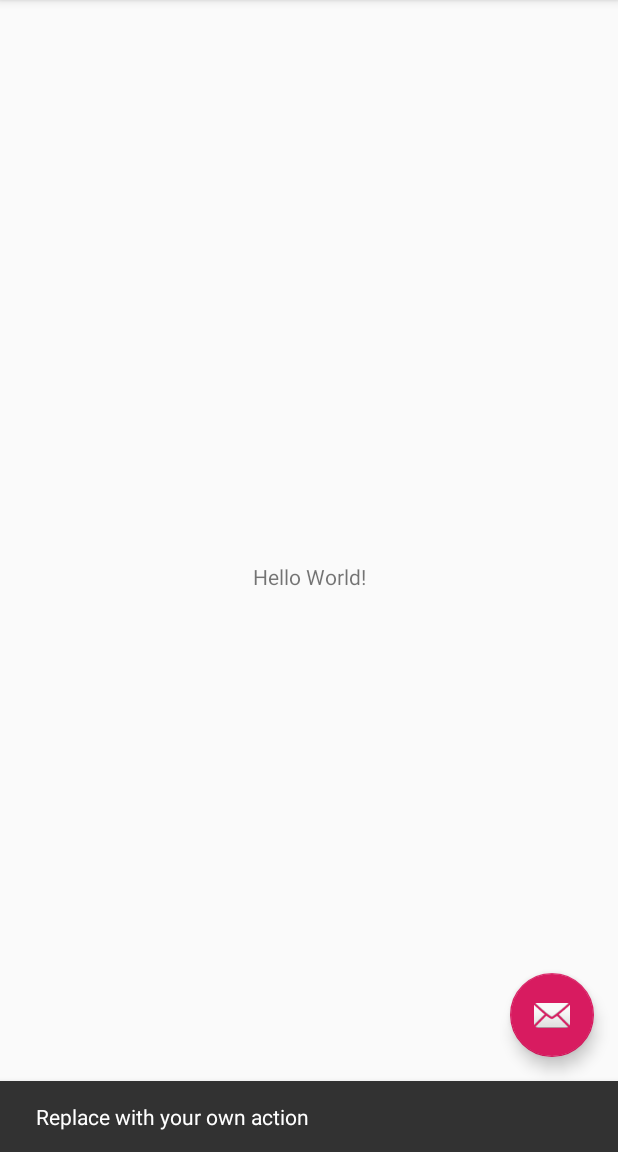
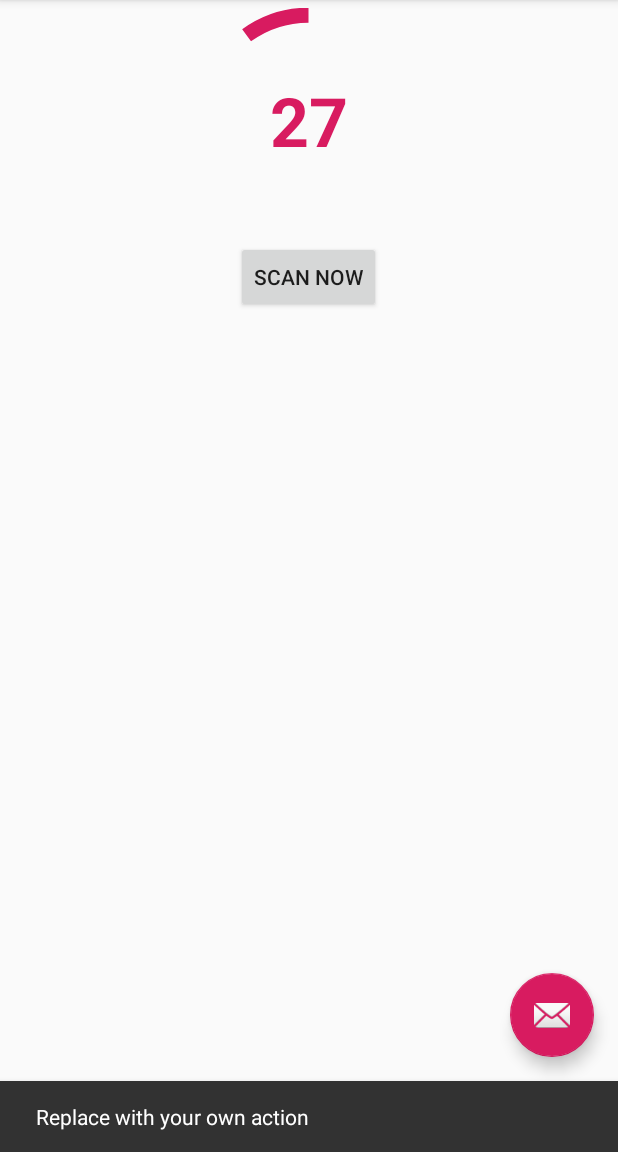
Before and after one commit to Tordesillas/IsThereAnyNetwork, an Android app: the screen it shows after launch (MainActivity), after a tap on an icon or button, on a phone screen of 412 x 824 dp, the part 84-1236 px from its top. Run offline under Robolectric (Android 15) with nearby library versions, the phone set to English and light mode, and no system bars; 1 other tap on this screen came first.

Commit message:
Create scan progression

```diff
--- a/androidapp/app/src/main/java/eu/miaounyan/isthereanynetwork/MainActivity.java
+++ b/androidapp/app/src/main/java/eu/miaounyan/isthereanynetwork/MainActivity.java
@@ -1,6 +1,7 @@
 package eu.miaounyan.isthereanynetwork;
 
 import android.os.Bundle;
+import android.os.CountDownTimer;
 import android.support.design.widget.FloatingActionButton;
 import android.support.design.widget.Snackbar;
 import android.support.v7.app.AppCompatActivity;
@@ -8,22 +9,47 @@ import android.support.v7.widget.Toolbar;
 import android.view.View;
 import android.view.Menu;
 import android.view.MenuItem;
+import android.widget.Button;
+import android.widget.ProgressBar;
+import android.widget.TextView;
 
 public class MainActivity extends AppCompatActivity {
+    private ProgressBar timeCountProgressBar;
+    private TextView timeCountTextView;
+    private final static int SCAN_TIME = 30;
+    private int remainingTime;
+    private CountDownTimer cdt;
+    private Button scanButton;
 
     @Override
     protected void onCreate(Bundle savedInstanceState) {
         super.onCreate(savedInstanceState);
         setContentView(R.layout.activity_main);
-        Toolbar toolbar = (Toolbar) findViewById(R.id.toolbar);
+        Toolbar toolbar = findViewById(R.id.toolbar);
         setSupportActionBar(toolbar);
 
-        FloatingActionButton fab = (FloatingActionButton) findViewById(R.id.fab);
+        FloatingActionButton fab = findViewById(R.id.fab);
         fab.setOnClickListener(new View.OnClickListener() {
             @Override
             public void onClick(View view) {
                 Snackbar.make(view, "Replace with your own action", Snackbar.LENGTH_LONG)
                         .setAction("Action", null).show();
+            }
+        });
+
+        View scrollView = findViewById(R.id.main_page);
+        timeCountTextView = scrollView.findViewById(R.id.timeCount);
+        timeCountProgressBar = scrollView.findViewById(R.id.timeCount_progress_bar);
+
+        timeCountProgressBar.setMax(SCAN_TIME);
+        timeCountProgressBar.setProgress(remainingTime);
+        timeCountTextView.setText(SCAN_TIME + "");
+
+        scanButton = findViewById(R.id.scan_button);
+        scanButton.setOnClickListener(new View.OnClickListener() {
+            @Override
+            public void onClick(View view) {
+                launchTimer();
             }
         });
     }
@@ -49,4 +75,23 @@ public class MainActivity extends AppCompatActivity {
 
         return super.onOptionsItemSelected(item);
     }
+
+    private void launchTimer() {
+        remainingTime = SCAN_TIME;
+        scanButton.setClickable(false);
+        cdt = new CountDownTimer(SCAN_TIME * 1000, 1000) {
+            public void onTick(long millisUntilFinished) {
+                remainingTime--;
+                timeCountTextView.setText(remainingTime + "");
+                timeCountProgressBar.setProgress(SCAN_TIME - remainingTime);
+            }
+
+            public void onFinish() {
+                timeCountTextView.setText("Done");
+                timeCountProgressBar.setProgress(0);
+                scanButton.setClickable(true);
+            }
+        };
+        cdt.start();
+    }
 }
--- /dev/null
+++ b/androidapp/app/src/main/res/drawable/circular_progressbar.xml
@@ -0,0 +1,9 @@
+<?xml version="1.0" encoding="utf-8"?>
+<shape
+    xmlns:android="http://schemas.android.com/apk/res/android"
+    android:innerRadiusRatio="2.3"
+    android:shape="ring"
+    android:thickness="10dp"
+    android:useLevel="true">
+    <solid android:color="@color/colorAccent" />
+</shape>
--- a/androidapp/app/src/main/res/layout/activity_main.xml
+++ b/androidapp/app/src/main/res/layout/activity_main.xml
@@ -20,7 +20,9 @@
 
     </android.support.design.widget.AppBarLayout>
 
-    <include layout="@layout/content_main" />
+    <include
+        layout="@layout/content_main"
+        android:id="@+id/main_page"/>
 
     <android.support.design.widget.FloatingActionButton
         android:id="@+id/fab"
--- a/androidapp/app/src/main/res/layout/content_main.xml
+++ b/androidapp/app/src/main/res/layout/content_main.xml
@@ -1,5 +1,6 @@
 <?xml version="1.0" encoding="utf-8"?>
-<android.support.constraint.ConstraintLayout xmlns:android="http://schemas.android.com/apk/res/android"
+<ScrollView
+    xmlns:android="http://schemas.android.com/apk/res/android"
     xmlns:app="http://schemas.android.com/apk/res-auto"
     xmlns:tools="http://schemas.android.com/tools"
     android:layout_width="match_parent"
@@ -8,13 +9,48 @@
     tools:context=".MainActivity"
     tools:showIn="@layout/activity_main">
 
-    <TextView
-        android:layout_width="wrap_content"
+    <LinearLayout
+        android:layout_width="match_parent"
         android:layout_height="wrap_content"
-        android:text="Hello World!"
-        app:layout_constraintBottom_toBottomOf="parent"
-        app:layout_constraintLeft_toLeftOf="parent"
-        app:layout_constraintRight_toRightOf="parent"
-        app:layout_constraintTop_toTopOf="parent" />
+        android:orientation="vertical">
 
-</android.support.constraint.ConstraintLayout>
+        <RelativeLayout
+            android:layout_width="match_parent"
+            android:layout_height="wrap_content"
+            android:layout_margin="5dp">
+
+            <ProgressBar
+                android:id="@+id/timeCount_progress_bar"
+                style="?android:attr/progressBarStyleHorizontal"
+                android:layout_width="150dp"
+                android:layout_height="150dp"
+                android:rotation="-90"
+                android:indeterminate="false"
+                android:layout_centerInParent="true"
+                android:max="30"
+                android:progress="25"
+                android:scaleY="-1"
+                android:progressDrawable="@drawable/circular_progressbar" />
+
+            <TextView
+                android:id="@+id/timeCount"
+                android:layout_width="wrap_content"
+                android:layout_height="wrap_content"
+                android:layout_centerInParent="true"
+                android:layout_marginTop="5dp"
+                android:layout_marginBottom="5dp"
+                android:textColor="@color/colorAccent"
+                android:textStyle="bold"
+                android:textSize="45sp"/>
+        </RelativeLayout>
+
+        <Button
+            android:id="@+id/scan_button"
+            android:layout_gravity="center"
+            android:layout_width="wrap_content"
+            android:layout_height="match_parent"
+            android:text="Scan now"/>
+
+    </LinearLayout>
+
+</ScrollView>
```
